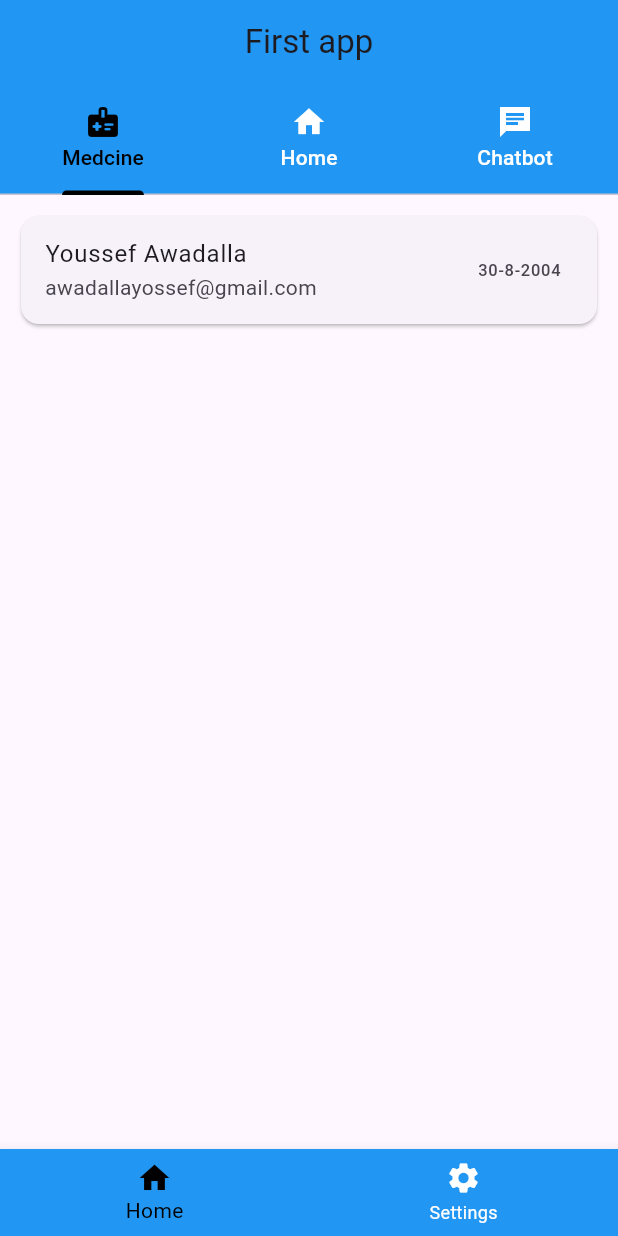
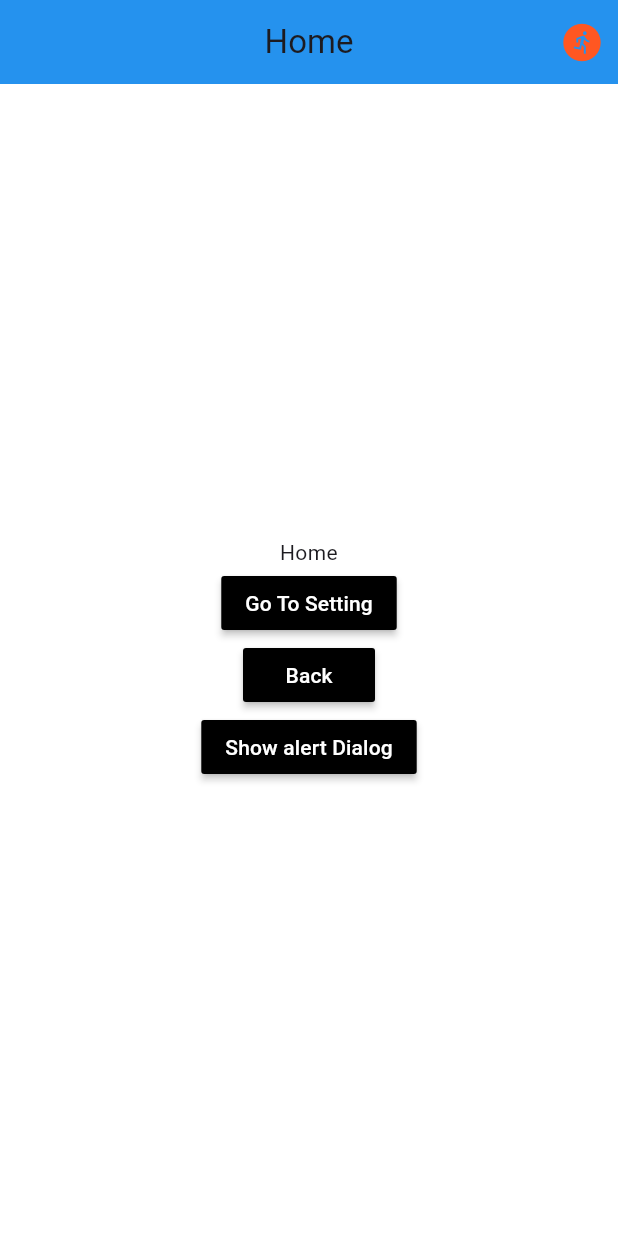
Before and after one commit to Youssef3082004/Learning_Dart, a Flutter app: the screen it shows after launch, on a phone screen of 412 x 824 dp. Run offline on Flutter 3.47's test engine with Material 3 defaults, Android fonts, the phone set to English and light mode, and no system bars.

Commit message:
Navigator | AlertDialog

```diff
--- /dev/null
+++ b/lib/Navigator_work.dart
@@ -0,0 +1,72 @@
+import 'package:flutter/material.dart';
+// import 'package:first_app/settingpage.dart';
+
+
+class HomePage extends StatelessWidget{
+
+  const HomePage({super.key});
+
+  @override
+  Widget build(BuildContext context) {
+
+  //! =============================================================== Appbar ===========================================================
+    AppBar appbarscreen = AppBar(title: Text("Home"),elevation: 1.5,centerTitle: true,backgroundColor: Colors.blue,actions: [IconButton(onPressed:(){print("Hello");} ,icon: Icon(Icons.run_circle,size: 30,color: Colors.deepOrange))]);
+
+  //! =============================================================== Column ===========================================================
+
+    var dialog = MaterialButton(onPressed: () => appear_dialog(context)
+    ,child: Text("Show alert Dialog"),color: Colors.black,textColor: Colors.white,);
+
+    var Home_button = MaterialButton(onPressed: () => Navigator.of(context).pushNamed("setting"),child: Text("Go To Setting"),textColor: Colors.white,color: Colors.black,);
+    var Home_buttonback = MaterialButton(onPressed: () => Navigator.of(context).pushAndRemoveUntil(MaterialPageRoute(builder:(context) => SettingPage()),(route) => false),child: Text("Back"),textColor: Colors.white,color: Colors.black,);
+
+    var controls = Column(children: [Text("Home",textAlign: TextAlign.center,),Home_button,Home_buttonback,dialog],mainAxisAlignment: MainAxisAlignment.center,);
+
+
+
+    var main_app = Scaffold(appBar: appbarscreen,body: Container(child: controls,alignment: Alignment.center,color: Colors.white,));
+   return main_app ;
+  }
+
+
+
+
+  void appear_dialog(BuildContext context) => showDialog(barrierDismissible: false,context: context, builder: (context){
+
+    return AlertDialog(
+      title: Text("Title"),
+      content: Text("Hello in Flutter Corse"),
+      actions: [TextButton(onPressed: () => Navigator.pop(context), child: Text("ok"))],
+      shape: RoundedRectangleBorder(borderRadius: BorderRadius.circular(10)),
+
+    );
+  });
+
+
+
+
+}
+
+
+class SettingPage extends StatelessWidget{
+
+
+  const SettingPage({super.key});
+
+  @override
+  Widget build(BuildContext context) {
+  //! =============================================================== Appbar ===========================================================
+    AppBar appbarscreen = AppBar(title: Text("Setting"),elevation: 1.5,centerTitle: true,backgroundColor: Colors.blue,actions: [IconButton(onPressed:(){print("Hello");} ,icon: Icon(Icons.run_circle,size: 30,color: Colors.deepOrange))]);
+
+  //! =============================================================== Column ===========================================================
+
+    var Home_button = MaterialButton(onPressed: () => Navigator.of(context).pushReplacement(MaterialPageRoute(builder:(context) => HomePage())),child: Text("Go To Home"),textColor: Colors.white,color: Colors.black,);
+    var Home_buttonback = MaterialButton(onPressed: () => Navigator.of(context).pop(),child: Text("Back"),textColor: Colors.white,color: Colors.black,);
+
+    var controls = Column(children: [Text("Settings",textAlign: TextAlign.center),Home_button,Home_buttonback],mainAxisAlignment: MainAxisAlignment.center,);
+
+
+    var main_app = Scaffold(appBar: appbarscreen,body: Container(child: controls,color: Colors.white,alignment: Alignment.center));
+   return main_app ;
+  }
+}
--- a/lib/main.dart
+++ b/lib/main.dart
@@ -1,5 +1,7 @@
 import 'package:flutter/material.dart';
 import 'custom.dart';
+import 'package:first_app/Navigator_work.dart';
+
 
 void main() {
   runApp(Tabbbar());
@@ -280,35 +282,14 @@ class Tabbbar extends StatefulWidget{
 
 class _Tabbbar extends State<Tabbbar> with SingleTickerProviderStateMixin {
 
-  TabController? tabController;
-
-  @override
-  void initState(){
-    tabController = TabController(length: 3, vsync: this);
-    super.initState();
-  }
   int selectedindex = 0;
-
-
 
   @override
   Widget build(BuildContext context) {
 
-    //! =============================================================== Tabbar ===========================================================
+    //! =============================================================== Appbar ===========================================================
+    AppBar appbarscreen = AppBar(title: Text("First app"),elevation: 0.0,centerTitle: true,backgroundColor: Colors.blue,shadowColor: Colors.black);
 
-    List<Tab> Tabs = [
-      Tab(text: "Medcine",icon: Icon(Icons.medical_information_rounded),),
-      Tab(text: "Home",icon: Icon(Icons.home),),
-      Tab(text: "Chatbot",icon: Icon(Icons.chat_sharp),)];
-
-    var Tabbar = TabBar(tabs:Tabs,indicatorColor: Colors.black,labelColor: Colors.black,unselectedLabelColor: Colors.white,controller: tabController,);
-
-
-    //! =============================================================== Tabbar Views ===========================================================
-
-    List<Tab> TabsView = [Tab(child: Column(children: [Text("Medcine"),MaterialButton(onPressed: () => tabController!.animateTo(1),child: Text("Go To Home"),)],)),
-    Tab(child: Text("Home"),),Tab(child: Text("Chatbot"),)];
-    var Tabview = TabBarView(children:TabsView,controller: tabController, );
 
     //! =============================================================== Bottem Navigitor Bar ===========================================================
     List<BottomNavigationBarItem> items = [
@@ -323,26 +304,27 @@ class _Tabbbar extends State<Tabbbar> with SingleTickerProviderStateMixin {
     List<Text> widgets = [Text("page 1"),Text("page 2"),Text("page 3")];
     PageView app_pageview = PageView.builder(itemCount: widgets.length,itemBuilder: (context, index) => widgets[index],);
 
-
     //! =============================================================== Custom Widget ===========================================================
-
     Column cw_row = Column(children: [MyWidget(name: "Youssef Awadalla", email: "awadallayossef@gmail.com", Date: "30-8-2004")],);
 
+    //! =============================================================== Alerts ===========================================================
+    var dialog = MaterialButton(onPressed: () {showDialog(context: context, builder: (context){
 
-    //! =============================================================== Appbar ===========================================================
-    AppBar appbarscreen = AppBar(title: Text("First app"),elevation: 0.0,centerTitle: true,backgroundColor: Colors.blue,shadowColor: Colors.black,bottom: Tabbar,);
+    return AlertDialog(title: Text("Title"),content: Text("Hello in Flutter Corse"),actions: [TextButton(onPressed: (){}, child: Text("ok"))],);
+    });}
+    ,child: Text("Show alert Dialog"),color: Colors.black,textColor: Colors.white,);
 
     //! =============================================================== Container ===========================================================
     // BoxDecoration containerDecoration =BoxDecoration(color: Colors.green,borderRadius: BorderRadius.circular(90),border: Border.all(color: Colors.black,width: 1),boxShadow: [BoxShadow(color: Colors.black,offset: Offset(1, 5),blurRadius: 20,blurStyle: BlurStyle.solid)]) ;
-    // Container screencontainer = Container(padding: EdgeInsets.all(10),alignment:Alignment.center,child: Tabview,  );
-    Container screencontainer = Container(padding: EdgeInsets.all(10),alignment:Alignment.center,child: cw_row,  );
+    Container screencontainer = Container(padding: EdgeInsets.all(10),alignment:Alignment.center,child: dialog  );
+    // var mainapp = Scaffold(appBar: appbarscreen,body: Center(child:screencontainer),bottomNavigationBar: app_navbar,);
+
+    // return MaterialApp(home: mainapp);
+
+    return MaterialApp(home: HomePage(),routes: {"home":(context) => HomePage(),"setting":(context) => SettingPage()});
 
 
 
-
-    var mainapp = Scaffold(appBar: appbarscreen,body: Center(child:screencontainer),bottomNavigationBar: app_navbar,);
-    // DefaultTabController tabController = DefaultTabController(child:mainapp ,length: 3,);
-    return MaterialApp(home: mainapp);
   }
 
 
@@ -351,4 +333,17 @@ class _Tabbbar extends State<Tabbbar> with SingleTickerProviderStateMixin {
   void Change_pages(int val) => setState(() {
     selectedindex = val;
   });
+
+
+  void appear_dialog(BuildContext context) => showDialog(context: context, builder: (context){
+
+    return AlertDialog(
+      title: Text("Title"),
+      content: Text("Hello in Flutter Corse"),
+      actions: [TextButton(onPressed: (){}, child: Text("ok"))],
+    );
+  });
+
+
+
 }
```
